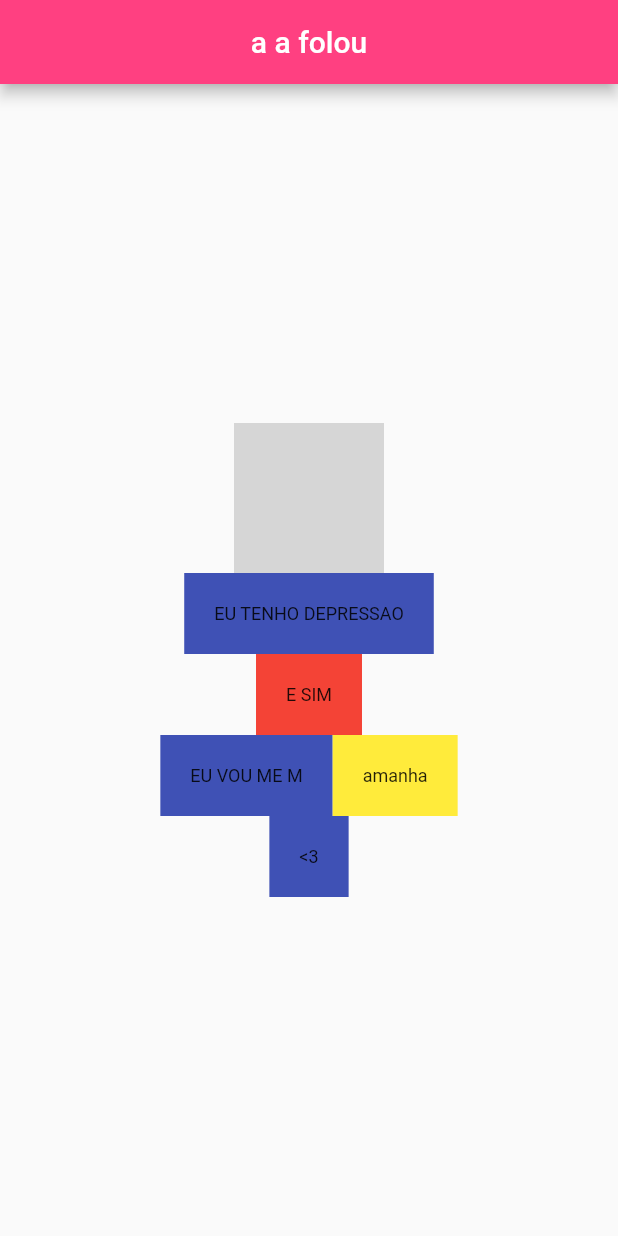
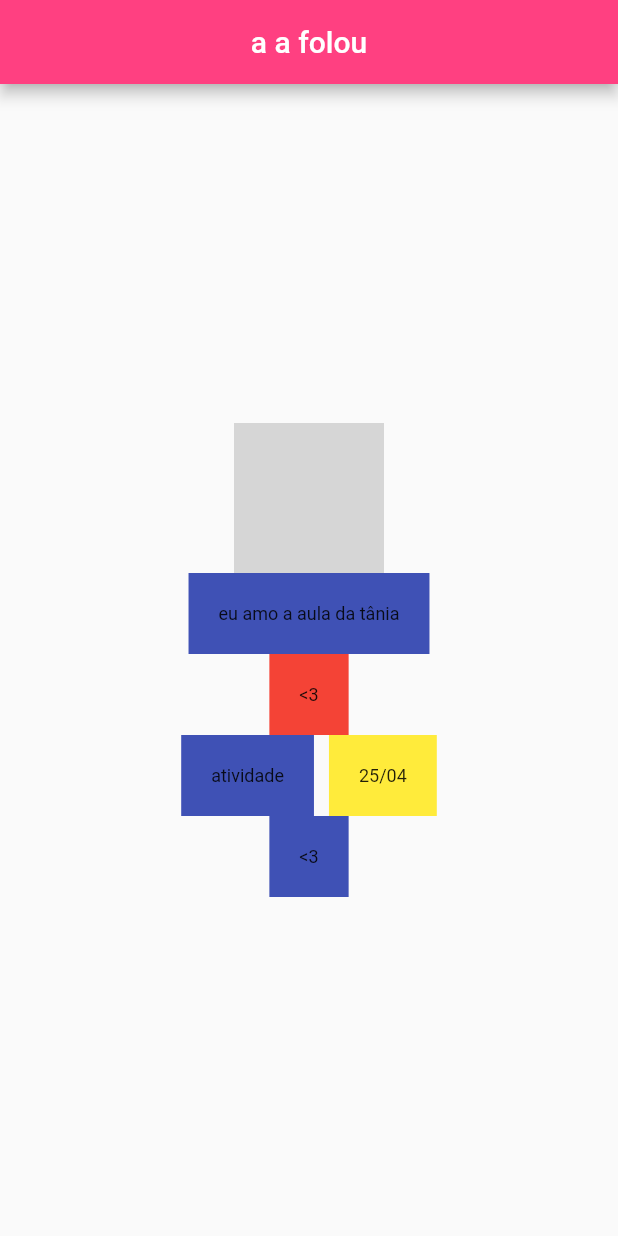
Before and after one commit to davMac606/flutter_application_2, a Flutter app: the screen it shows after launch, on a phone screen of 412 x 824 dp. Run offline on Flutter 3.47's test engine with Material 2 defaults, Android fonts, the phone set to English and light mode, and no system bars; network calls fail; grey boxes are pictures that could not be loaded.

```diff
--- a/lib/main.dart
+++ b/lib/main.dart
@@ -35,7 +35,7 @@ class MyApp extends StatelessWidget {
                 children: [
                   SizedBox(
                     // ignore: sort_child_properties_last
-                    child: Image.network("https://static.wikia.nocookie.net/supermarioglitchy4/images/a/a8/Saul.webp/revision/latest?cb=20220811065029"),
+                    child: Image.network("https://media-cdn.tripadvisor.com/media/vr-splice-j/07/36/e0/c2.jpg"),
                     height: 100,
                     width: 100,
                 )]),
@@ -43,23 +43,24 @@ class MyApp extends StatelessWidget {
                     mainAxisAlignment: MainAxisAlignment.center,
                     // ignore: prefer_const_literals_to_create_immutables
                     children: [
-                      MyFile("EU TENHO DEPRESSAO", Colors.indigo, 12, 20),
+                      MyFile("eu amo a aula da tânia", Colors.indigo, 12, 20),
                       SizedBox(height: 20),
 
                   ]),
                   Row(
                     mainAxisAlignment: MainAxisAlignment.center,
+                    // ignore: prefer_const_literals_to_create_immutables
                     children: [
-                      MyFile("E SIM", Colors.red  , 12, 20)
+                      MyFile("<3", Colors.red  , 12, 20)
                     ],
                   ),
                     Row(
                     mainAxisAlignment: MainAxisAlignment.center,
                     // ignore: prefer_const_literals_to_create_immutables
                     children: [
-                      MyFile("EU VOU ME M", Colors.indigo, 12, 20),
-                      SizedBox(height: 20),
-                     MyFile("amanha", Colors.yellow, 12, 20),
+                      MyFile("atividade", Colors.indigo, 12, 20),
+                      SizedBox(height: 20, width: 10),
+                     MyFile("25/04", Colors.yellow, 12, 20),
                       SizedBox(height: 20),
                       DecoratedBox(decoration: BoxDecoration(color: Colors.pinkAccent))]),
                             Row(
```
